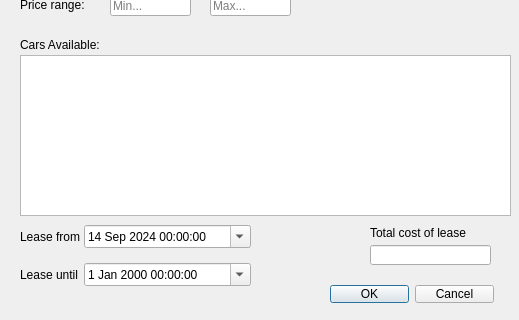
Qt form src/LeaseDialog.ui (Blodroed/RustyRides) before a commit; both pictures show x 0 to 519 and y 275 to 595 of the 519 by 595 pixel window.
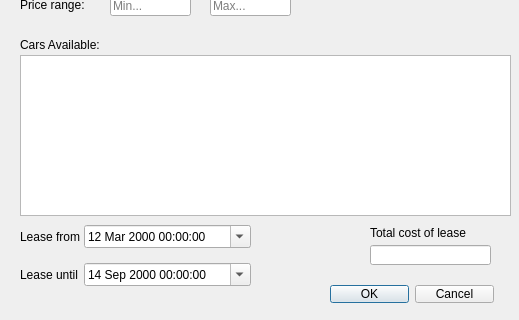
The same form after that commit.

Commit message: datetime edit updates to the current datetime

```diff
--- a/src/LeaseDialog.ui
+++ b/src/LeaseDialog.ui
@@ -274,13 +274,23 @@
     </item>
     <item row="0" column="1">
      <widget class="QDateTimeEdit" name="leaseFromDateTimeEdit">
+      <property name="dateTime">
+       <datetime>
+        <hour>0</hour>
+        <minute>0</minute>
+        <second>0</second>
+        <year>2000</year>
+        <month>3</month>
+        <day>12</day>
+       </datetime>
+      </property>
       <property name="minimumDateTime">
        <datetime>
         <hour>0</hour>
         <minute>0</minute>
         <second>0</second>
-        <year>2024</year>
-        <month>9</month>
+        <year>2000</year>
+        <month>1</month>
         <day>14</day>
        </datetime>
       </property>
@@ -298,6 +308,16 @@
     </item>
     <item row="1" column="1">
      <widget class="QDateTimeEdit" name="leaseUntilDateTimeEdit">
+      <property name="minimumDateTime">
+       <datetime>
+        <hour>0</hour>
+        <minute>0</minute>
+        <second>0</second>
+        <year>2000</year>
+        <month>9</month>
+        <day>14</day>
+       </datetime>
+      </property>
       <property name="calendarPopup">
        <bool>true</bool>
       </property>
```
The commit also changes 2 other files.
